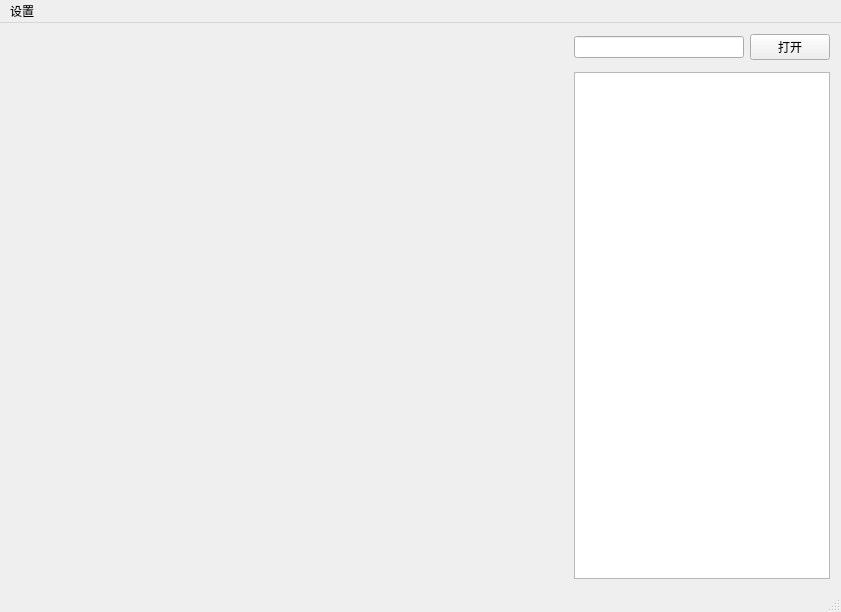
jyhlearning/MultiFormatPlayer, file MultiFormatPlayer/MFPMainWindow.ui: the form before one commit.
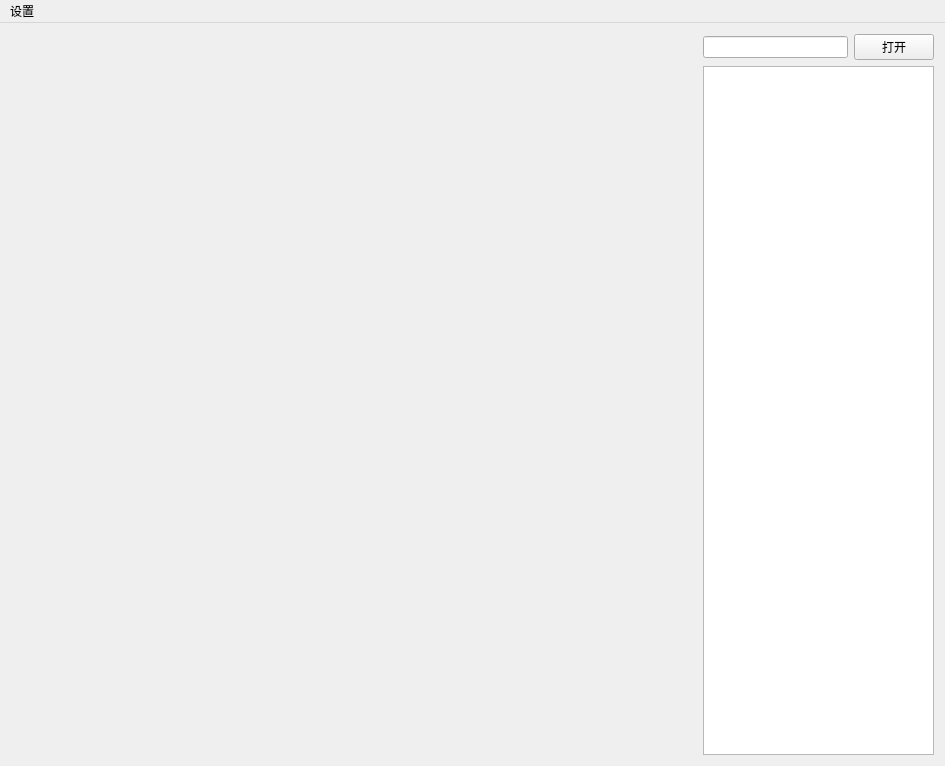
The form after the commit.

The edit to the form file:
```diff
--- a/MultiFormatPlayer/MFPMainWindow.ui
+++ b/MultiFormatPlayer/MFPMainWindow.ui
@@ -6,26 +6,81 @@
    <rect>
     <x>0</x>
     <y>0</y>
-    <width>841</width>
-    <height>612</height>
+    <width>945</width>
+    <height>766</height>
    </rect>
   </property>
+  <property name="minimumSize">
+   <size>
+    <width>945</width>
+    <height>766</height>
+   </size>
+  </property>
   <property name="windowTitle">
    <string>MFPMainWindow</string>
   </property>
+  <property name="iconSize">
+   <size>
+    <width>30</width>
+    <height>30</height>
+   </size>
+  </property>
+  <property name="dockOptions">
+   <set>QMainWindow::AllowTabbedDocks|QMainWindow::AnimatedDocks</set>
+  </property>
   <widget class="QWidget" name="centralWidget">
-   <layout class="QGridLayout" name="gridLayout" columnstretch="2,0,0">
-    <item row="1" column="0" rowspan="2">
-     <layout class="QVBoxLayout" name="verticalLayout"/>
+   <layout class="QHBoxLayout" name="horizontalLayout_2" stretch="3,1">
+    <property name="spacing">
+     <number>5</number>
+    </property>
+    <property name="leftMargin">
+     <number>11</number>
+    </property>
+    <property name="topMargin">
+     <number>11</number>
+    </property>
+    <property name="rightMargin">
+     <number>11</number>
+    </property>
+    <property name="bottomMargin">
+     <number>11</number>
+    </property>
+    <item>
+     <layout class="QVBoxLayout" name="verticalLayout">
+      <property name="spacing">
+       <number>0</number>
+      </property>
+      <property name="sizeConstraint">
+       <enum>QLayout::SetDefaultConstraint</enum>
+      </property>
+      <property name="leftMargin">
+       <number>0</number>
+      </property>
+      <property name="topMargin">
+       <number>0</number>
+      </property>
+     </layout>
     </item>
-    <item row="0" column="2">
+    <item>
+     <layout class="QVBoxLayout" name="rightLayout">
+      <property name="spacing">
+       <number>6</number>
+      </property>
+      <item>
+       <layout class="QHBoxLayout" name="horizontalLayout">
+        <item>
+         <widget class="QLineEdit" name="pathEdit"/>
+        </item>
+        <item>
      <widget class="QPushButton" name="openfileButton">
       <property name="text">
        <string>打开</string>
       </property>
      </widget>
     </item>
-    <item row="2" column="1" colspan="2">
+       </layout>
+      </item>
+      <item>
      <widget class="QListView" name="historyListView">
       <property name="enabled">
        <bool>true</bool>
@@ -47,18 +102,16 @@
       </property>
      </widget>
     </item>
-    <item row="0" column="1">
-     <widget class="QLineEdit" name="pathEdit"/>
+     </layout>
     </item>
    </layout>
   </widget>
-  <widget class="QStatusBar" name="statusBar"/>
   <widget class="QMenuBar" name="menuBar">
    <property name="geometry">
     <rect>
      <x>0</x>
      <y>0</y>
-     <width>841</width>
+     <width>945</width>
      <height>25</height>
     </rect>
    </property>
```
Lines whose indentation alone changed are shown as unchanged.
